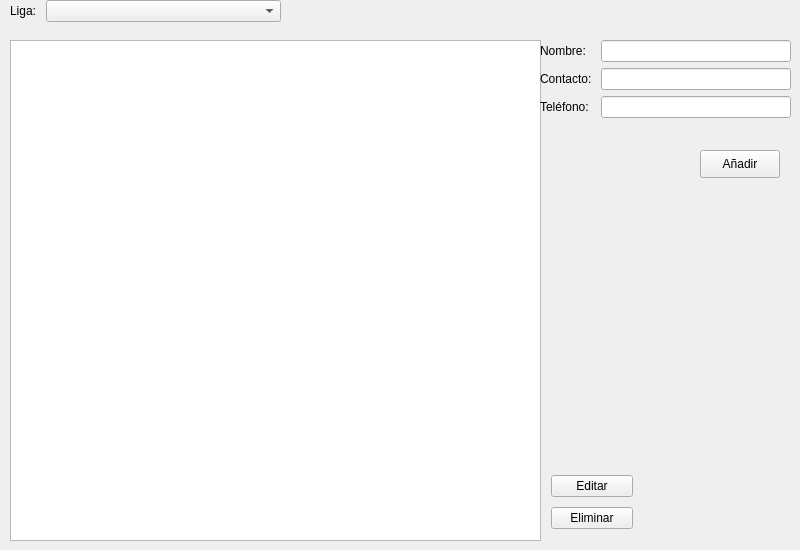
urielf/pyliga, file gui/src/equipos.ui: the form before one commit.
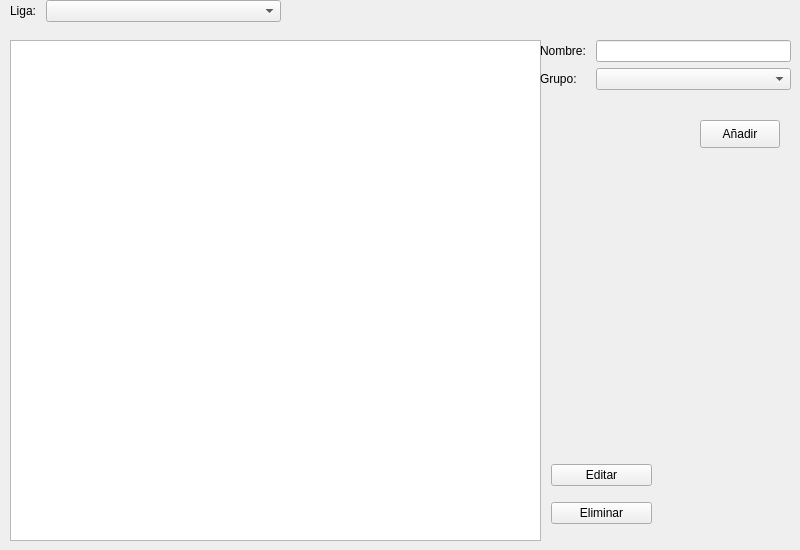
The form after the commit.

```diff
--- a/gui/src/equipos.ui
+++ b/gui/src/equipos.ui
@@ -47,13 +47,13 @@
     </rect>
    </property>
   </widget>
-  <widget class="QWidget" name="formLayoutWidget_2" >
-   <property name="geometry" >
+  <widget class="QWidget" name="formLayoutWidget_2">
+   <property name="geometry">
     <rect>
      <x>540</x>
      <y>40</y>
      <width>251</width>
-     <height>111</height>
+     <height>71</height>
     </rect>
    </property>
    <layout class="QFormLayout" name="formLayout_2" >
@@ -70,33 +70,23 @@
     <item row="0" column="1" >
      <widget class="QLineEdit" name="lineEdit" />
     </item>
-    <item row="1" column="0" >
-     <widget class="QLabel" name="label_3" >
-      <property name="text" >
-       <string>Contacto: </string>
+    <item row="1" column="0">
+     <widget class="QLabel" name="label_3">
+      <property name="text">
+       <string>Grupo: </string>
       </property>
      </widget>
     </item>
-    <item row="2" column="0" >
-     <widget class="QLabel" name="label_4" >
-      <property name="text" >
-       <string>Teléfono: </string>
-      </property>
-     </widget>
-    </item>
-    <item row="1" column="1" >
-     <widget class="QLineEdit" name="lineEdit_2" />
-    </item>
-    <item row="2" column="1" >
-     <widget class="QLineEdit" name="lineEdit_3" />
+    <item row="1" column="1">
+     <widget class="QComboBox" name="comboBox_2"/>
     </item>
    </layout>
   </widget>
-  <widget class="QPushButton" name="pushButton" >
-   <property name="geometry" >
+  <widget class="QPushButton" name="pushButton">
+   <property name="geometry">
     <rect>
      <x>700</x>
-     <y>150</y>
+     <y>120</y>
      <width>80</width>
      <height>28</height>
     </rect>
@@ -117,19 +107,19 @@
     <string>Añadir</string>
    </property>
   </widget>
-  <widget class="QWidget" name="" >
-   <property name="geometry" >
+  <widget class="QWidget" name="layoutWidget">
+   <property name="geometry">
     <rect>
      <x>551</x>
-     <y>471</y>
-     <width>82</width>
-     <height>64</height>
+     <y>454</y>
+     <width>101</width>
+     <height>81</height>
     </rect>
    </property>
-   <layout class="QGridLayout" name="gridLayout" >
-    <item row="0" column="0" >
-     <widget class="QPushButton" name="pushButton_2" >
-      <property name="text" >
+   <layout class="QGridLayout" name="gridLayout">
+    <item row="0" column="0">
+     <widget class="QPushButton" name="pushButton_2">
+      <property name="text">
        <string>Editar</string>
       </property>
      </widget>
```
Left out of the diff: 61 changed lines with no effect on the pictures.
